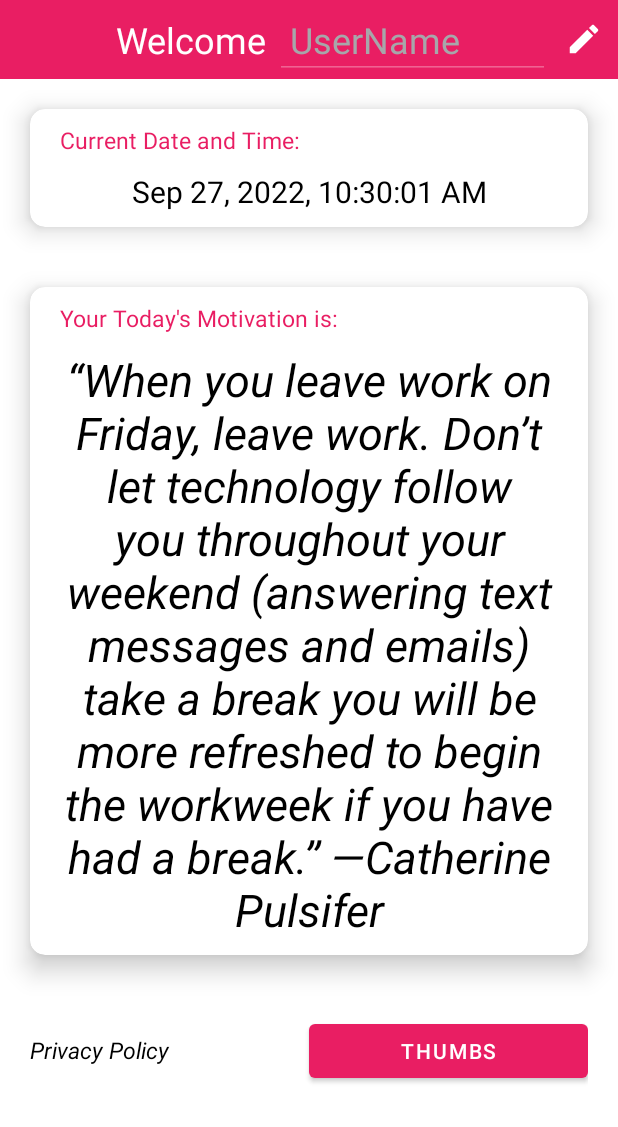
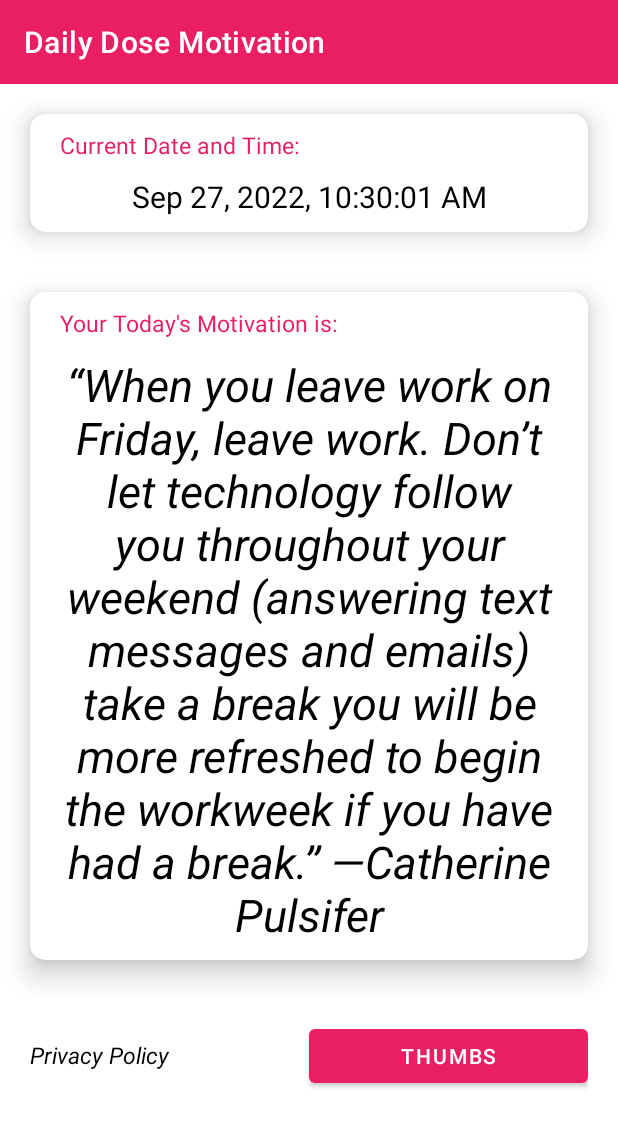
Before and after one commit to Moutamid/Daily_Dose_Motivation, an Android app: the screen it shows after launch (MainActivity), on a phone screen of 412 x 824 dp. Shown: the top 1127 px of the screen. Run offline under Robolectric (Android 15) with nearby library versions, the phone set to English and light mode, and no system bars.

Commit message:
new changes

```diff
--- a/app/build.gradle
+++ b/app/build.gradle
@@ -9,8 +9,8 @@ android {
         applicationId "com.moutamid.daily_dose_motivation"
         minSdk 21
         targetSdk 32
-        versionCode 1
-        versionName "1.0"
+        versionCode 3
+        versionName "3.0"
 
         testInstrumentationRunner "androidx.test.runner.AndroidJUnitRunner"
     }
--- a/app/src/main/java/com/moutamid/daily_dose_motivation/MainActivity.java
+++ b/app/src/main/java/com/moutamid/daily_dose_motivation/MainActivity.java
@@ -21,8 +21,6 @@ import java.util.Random;
 
 public class MainActivity extends AppCompatActivity {
 
-    private EditText name;
-    ImageView editName , doneName ;
     TextView date;
     TextView date_proper;
     TextView txt_motivation;
@@ -34,9 +32,6 @@ public class MainActivity extends AppCompatActivity {
     protected void onCreate(Bundle savedInstanceState) {
         super.onCreate(savedInstanceState);
         setContentView(R.layout.activity_main);
-        name = findViewById(R.id.edit1);
-        editName = findViewById(R.id.btn_editName);
-        doneName = findViewById(R.id.btn_doneName);
         date = findViewById(R.id.date);
         date_proper = findViewById(R.id.date_proper);
         txt_motivation = findViewById(R.id.txt_motivation);
@@ -44,23 +39,6 @@ public class MainActivity extends AppCompatActivity {
         thumbs = findViewById(R.id.btn_thumbs);
         privacy_text = findViewById(R.id.privacy_policy);
 
-        editName.setVisibility(View.VISIBLE);
-        editName.setOnClickListener(new View.OnClickListener() {
-            @Override
-            public void onClick(View view) {
-                name.setEnabled(true);
-                editName.setVisibility(View.GONE);
-                doneName.setVisibility(View.VISIBLE);
-            }
-        });
-        doneName.setOnClickListener(new View.OnClickListener() {
-            @Override
-            public void onClick(View view) {
-                name.setEnabled(false);
-                editName.setVisibility(View.VISIBLE);
-                doneName.setVisibility(View.GONE);
-            }
-        });
 
         privacy_text.setOnClickListener(new View.OnClickListener() {
             @Override
@@ -180,21 +158,4 @@ public class MainActivity extends AppCompatActivity {
             txt_motivation.setText("“Life can be much broader once you discover one simple fact: Everything around you that you call life was made up by people that were no smarter than you. And you can change it, you can influence it… Once you learn that, you'll never be the same again.” —Steve Jobs");
         }
     }
-
-    @Override
-    protected void onResume() {
-        super.onResume();
-        SharedPreferences sh = getSharedPreferences("MySharedPref", MODE_PRIVATE);
-        String s1 = sh.getString("name", "");
-        name.setText(s1);
-        name.setEnabled(false);
-    }
-    @Override
-    protected void onPause() {
-        super.onPause();
-        SharedPreferences sharedPreferences = getSharedPreferences("MySharedPref", MODE_PRIVATE);
-        SharedPreferences.Editor myEdit = sharedPreferences.edit();
-        myEdit.putString("name", name.getText().toString());
-        myEdit.apply();
-    }
 }
--- a/app/src/main/res/layout/activity_main.xml
+++ b/app/src/main/res/layout/activity_main.xml
@@ -7,61 +7,12 @@
     android:background="@color/white"
     tools:context=".MainActivity">
 
-    <LinearLayout
-        android:id="@+id/layout_name"
+    <androidx.appcompat.widget.Toolbar
         android:layout_width="match_parent"
         android:layout_height="wrap_content"
-        android:background="@color/purple_700"
-        android:orientation="horizontal">
-
-        <TextView
-            android:id="@+id/textview"
-            android:layout_width="match_parent"
-            android:layout_height="wrap_content"
-            android:layout_centerHorizontal="true"
-            android:text="Welcome "
-            android:gravity="right"
-            android:layout_weight="1"
-            android:textColor="@color/white"
-            android:textSize="24sp" />
-
-        <EditText
-            android:id="@+id/edit1"
-            android:layout_width="match_parent"
-            android:layout_height="wrap_content"
-            android:layout_below="@+id/textview"
-            android:hint="UserName"
-            android:layout_weight="1"
-            android:gravity="left"
-            android:inputType="textPersonName"
-            android:textColorHint="#A7A6AA"
-            android:padding="10dp"
-            android:maxLength="7"
-            android:maxLines="1"
-            android:textSize="24sp"
-            android:enabled="true"
-            android:textColor="@color/white" />
-
-        <ImageView
-            android:id="@+id/btn_editName"
-            android:layout_width="25dp"
-            android:layout_height="25dp"
-            android:visibility="gone"
-            android:layout_marginLeft="10dp"
-            android:layout_marginRight="10dp"
-            android:src="@drawable/ic_baseline_edit_24"
-            android:layout_gravity="center"/>
-
-        <ImageView
-            android:id="@+id/btn_doneName"
-            android:layout_width="25dp"
-            android:layout_height="25dp"
-            android:visibility="gone"
-            android:layout_marginLeft="10dp"
-            android:layout_marginRight="10dp"
-            android:src="@drawable/ic_baseline_check_circle_24"
-            android:layout_gravity="center"/>
-    </LinearLayout>
+        android:id="@+id/layout_name"
+        app:title="Daily Dose Motivation"
+        android:background="@color/purple_700"/>
 
     <ScrollView
         android:layout_width="match_parent"
```
Also changed, not shown: 1 other file.
